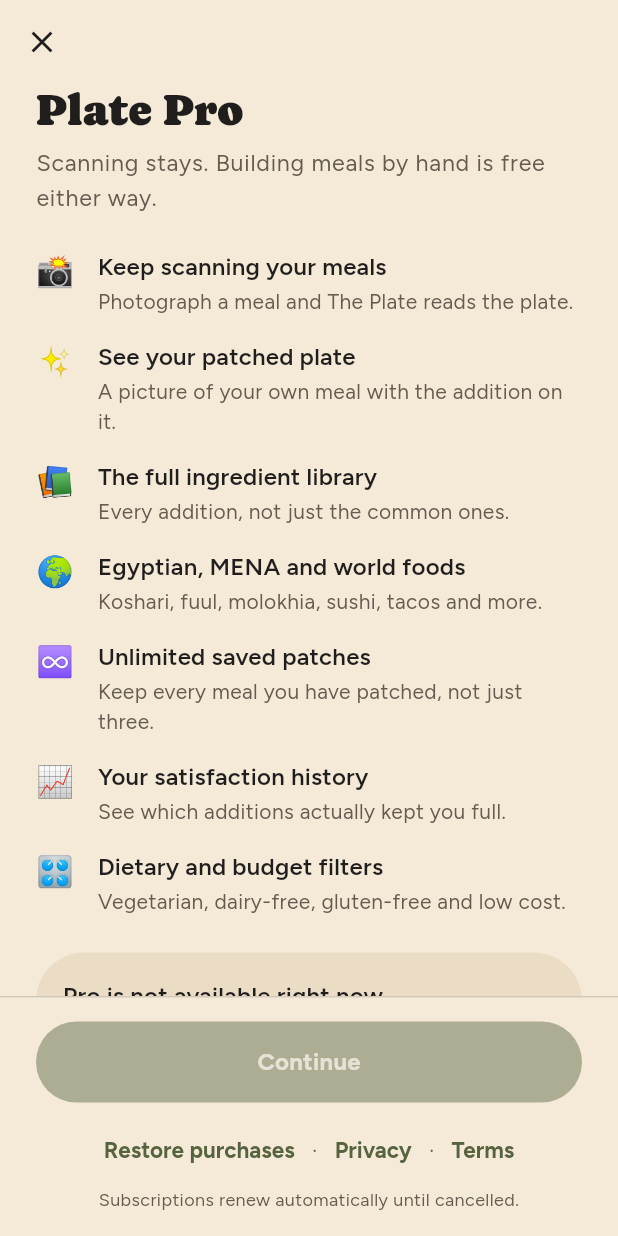
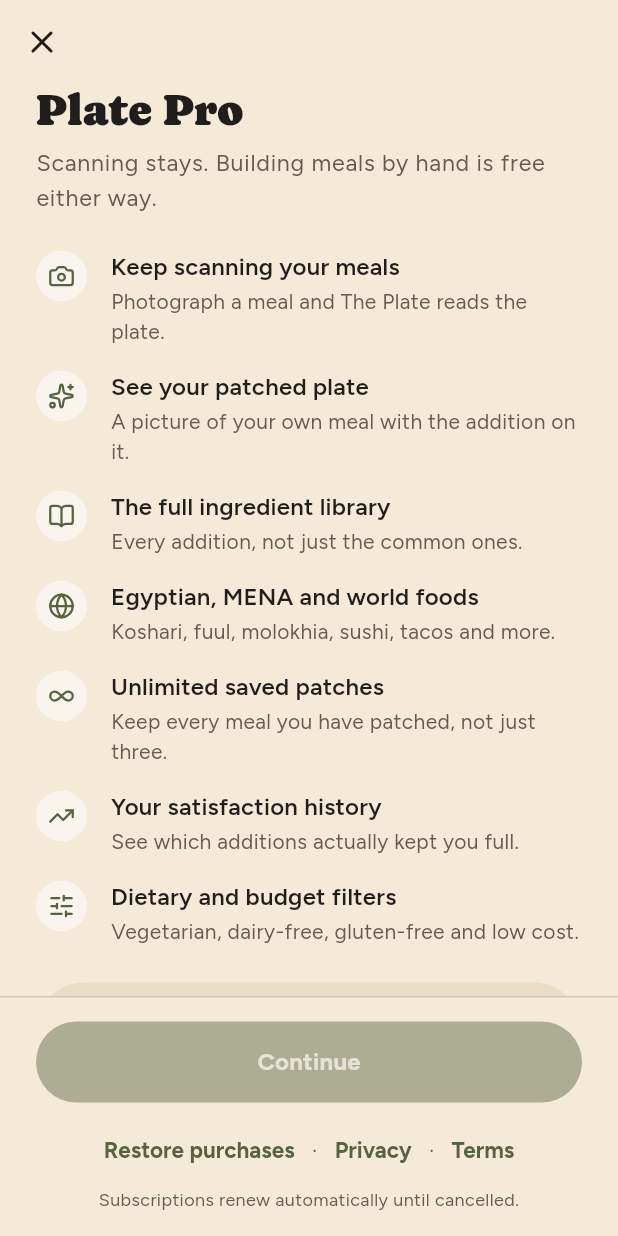
Before and after one commit to Ramy888/PlateApp, a Flutter app: the PaywallScreen screen opened directly, on a phone screen of 412 x 824 dp. Run offline on Flutter 3.47's test engine with Material 3 defaults, Android fonts, the phone set to English and light mode, and no system bars; our stand-ins replace camera, flutter_riverpod, lucide_icons_flutter, package_info_plus, shared_preferences; missing offline and left inert: purchases_flutter; accounts and stored records are empty.

Commit message:
Finish the icon pass on the paywall, preview and the rest
The screen rebuild converted the screens whose structure changed and left the
ones whose structure did not — so the paywall still listed its seven benefits
with emoji, chose a plan with a Material radio button, and the preview, saved,
settings and result screens kept a handful of Material chevrons and glyphs.

All of it now draws the design's own icons: the benefit rows lead with the same
round glyph every other row in the app uses, plan selection uses the same tick
as every other selection, and the empty and failure states take the glyph the
design names for each — party-popper for a plate that needs nothing, filter for
filters that rule everything out, palette for a preview that could not be
drawn, heart-handshake for a report received.

There is now no emoji and no Material icon anywhere in lib/ui.

Co-Authored-By: Claude Opus 5 (1M context) <noreply@anthropic.com>
Claude-Session: https://claude.ai/code/session_01VTEewAhGV2WpVMABzNmWUb

```diff
--- a/lib/ui/paywall_screen.dart
+++ b/lib/ui/paywall_screen.dart
@@ -1,4 +1,5 @@
 import 'package:flutter/material.dart';
+import 'package:lucide_icons_flutter/lucide_icons.dart';
 import 'package:flutter_riverpod/flutter_riverpod.dart';
 import 'package:purchases_flutter/purchases_flutter.dart' show Package;
 import 'package:url_launcher/url_launcher.dart';
@@ -44,14 +45,21 @@ class _PaywallScreenState extends ConsumerState<PaywallScreen> {
     });
   }
 
-  static const _benefits = [
-    ('📸', 'Keep scanning your meals', 'Photograph a meal and The Plate reads the plate.'),
-    ('✨', 'See your patched plate', 'A picture of your own meal with the addition on it.'),
-    ('📚', 'The full ingredient library', 'Every addition, not just the common ones.'),
-    ('🌍', 'Egyptian, MENA and world foods', 'Koshari, fuul, molokhia, sushi, tacos and more.'),
-    ('♾️', 'Unlimited saved patches', 'Keep every meal you have patched, not just three.'),
-    ('📈', 'Your satisfaction history', 'See which additions actually kept you full.'),
-    ('🎛️', 'Dietary and budget filters', 'Vegetarian, dairy-free, gluten-free and low cost.'),
+  static const _benefits = <(IconData, String, String)>[
+    (LucideIcons.camera, 'Keep scanning your meals',
+        'Photograph a meal and The Plate reads the plate.'),
+    (LucideIcons.sparkles, 'See your patched plate',
+        'A picture of your own meal with the addition on it.'),
+    (LucideIcons.bookOpen, 'The full ingredient library',
+        'Every addition, not just the common ones.'),
+    (LucideIcons.globe, 'Egyptian, MENA and world foods',
+        'Koshari, fuul, molokhia, sushi, tacos and more.'),
+    (LucideIcons.infinity, 'Unlimited saved patches',
+        'Keep every meal you have patched, not just three.'),
+    (LucideIcons.trendingUp, 'Your satisfaction history',
+        'See which additions actually kept you full.'),
+    (LucideIcons.slidersHorizontal, 'Dietary and budget filters',
+        'Vegetarian, dairy-free, gluten-free and low cost.'),
   ];
 
   @override
@@ -76,7 +84,7 @@ class _PaywallScreenState extends ConsumerState<PaywallScreen> {
     return Scaffold(
       appBar: AppBar(
         leading: IconButton(
-          icon: const Icon(Icons.close),
+          icon: const Icon(LucideIcons.x),
           onPressed: () => Navigator.of(context).maybePop(),
         ),
       ),
@@ -111,8 +119,8 @@ class _PaywallScreenState extends ConsumerState<PaywallScreen> {
                         ),
                   ),
                   const SizedBox(height: Space.lg),
-                  for (final (emoji, title, body) in _benefits) ...[
-                    _Benefit(emoji: emoji, title: title, body: body),
+                  for (final (icon, title, body) in _benefits) ...[
+                    _Benefit(icon: icon, title: title, body: body),
                     const SizedBox(height: Space.md),
                   ],
                   const SizedBox(height: Space.sm),
@@ -145,9 +153,9 @@ class _PaywallScreenState extends ConsumerState<PaywallScreen> {
 }
 
 class _Benefit extends StatelessWidget {
-  const _Benefit({required this.emoji, required this.title, required this.body});
+  const _Benefit({required this.icon, required this.title, required this.body});
 
-  final String emoji;
+  final IconData icon;
   final String title;
   final String body;
 
@@ -156,7 +164,7 @@ class _Benefit extends StatelessWidget {
     return Row(
       crossAxisAlignment: CrossAxisAlignment.start,
       children: [
-        Text(emoji, style: const TextStyle(fontSize: 20)),
+        Lead(icon, size: 18),
         const SizedBox(width: Space.md),
         Expanded(
           child: Column(
@@ -266,10 +274,7 @@ class _PlanCard extends StatelessWidget {
               ],
             ),
           ),
-          Icon(
-            selected ? Icons.radio_button_checked : Icons.radio_button_unchecked,
-            color: selected ? PlateColors.green : PlateColors.line,
-          ),
+          Tick(on: selected),
         ],
       ),
     );
@@ -287,7 +292,7 @@ class _AlreadyPro extends StatelessWidget {
       padding: const EdgeInsets.all(Space.md),
       child: Row(
         children: [
-          const Text('✨', style: TextStyle(fontSize: 22)),
+          const Lead(LucideIcons.sparkles),
           const SizedBox(width: Space.md),
           Expanded(
             child: Text(
--- a/lib/ui/saved_screen.dart
+++ b/lib/ui/saved_screen.dart
@@ -130,7 +130,7 @@ class _SavedRow extends ConsumerWidget {
           ),
           IconButton(
             tooltip: 'Remove',
-            icon: const Icon(Icons.close, size: 18, color: PlateColors.inkSoft),
+            icon: const Icon(LucideIcons.x, size: 18, color: PlateColors.inkSoft),
             onPressed: onRemove,
           ),
         ],
@@ -242,7 +242,7 @@ class _LockedNote extends StatelessWidget {
       padding: const EdgeInsets.all(Space.md),
       child: Row(
         children: [
-          const Icon(Icons.lock_outline, color: PlateColors.pro),
+          const Icon(LucideIcons.lock, color: PlateColors.pro),
           const SizedBox(width: Space.md),
           Expanded(
             child: Column(
--- a/lib/ui/scan_camera_screen.dart
+++ b/lib/ui/scan_camera_screen.dart
@@ -2,6 +2,7 @@ import 'dart:math' as math;
 
 import 'package:camera/camera.dart';
 import 'package:flutter/material.dart';
+import 'package:lucide_icons_flutter/lucide_icons.dart';
 import 'package:flutter_riverpod/flutter_riverpod.dart';
 
 import '../domain/models.dart';
@@ -295,7 +296,7 @@ class _CameraUnavailable extends StatelessWidget {
       child: Column(
         mainAxisSize: MainAxisSize.min,
         children: [
-          const Text('📷', style: TextStyle(fontSize: 40)),
+          const Icon(LucideIcons.camera, size: 34, color: PlateColors.onCameraSoft),
           const SizedBox(height: Space.md),
           Text(
             message,
--- a/lib/ui/settings_screen.dart
+++ b/lib/ui/settings_screen.dart
@@ -1,4 +1,5 @@
 import 'package:flutter/material.dart';
+import 'package:lucide_icons_flutter/lucide_icons.dart';
 import 'package:flutter_riverpod/flutter_riverpod.dart';
 import 'package:package_info_plus/package_info_plus.dart';
 
@@ -139,7 +140,7 @@ class _ProStatusCard extends StatelessWidget {
       padding: const EdgeInsets.all(Space.md),
       child: Row(
         children: [
-          Text(isPro ? '✨' : '🍽️', style: const TextStyle(fontSize: 22)),
+          Lead(isPro ? LucideIcons.sparkles : LucideIcons.utensils),
           const SizedBox(width: Space.md),
           Expanded(
             child: Column(
@@ -182,7 +183,7 @@ class _LinkRow extends StatelessWidget {
       child: Row(
         children: [
           Expanded(child: Text(label, style: Theme.of(context).textTheme.titleMedium)),
-          const Icon(Icons.chevron_right, color: PlateColors.inkSoft),
+          const Icon(LucideIcons.chevronRight, color: PlateColors.inkSoft),
         ],
       ),
     );
@@ -210,7 +211,7 @@ class _ScanAllowance extends ConsumerWidget {
       padding: const EdgeInsets.all(Space.md),
       child: Row(
         children: [
-          const Text('📸', style: TextStyle(fontSize: 22)),
+          const Lead(LucideIcons.camera),
           const SizedBox(width: Space.md),
           Expanded(
             child: Column(
@@ -283,7 +284,7 @@ class _DeleteMyData extends ConsumerWidget {
                   ),
             ),
           ),
-          const Icon(Icons.chevron_right, color: PlateColors.inkSoft),
+          const Icon(LucideIcons.chevronRight, color: PlateColors.inkSoft),
         ],
       ),
     );
```
Also changed, not shown: lib/ui/preview_screen.dart (+5 -4 lines), lib/ui/result_screen.dart (+5 -5 lines), lib/ui/widgets/report_sheet.dart (+12 -1 lines).
